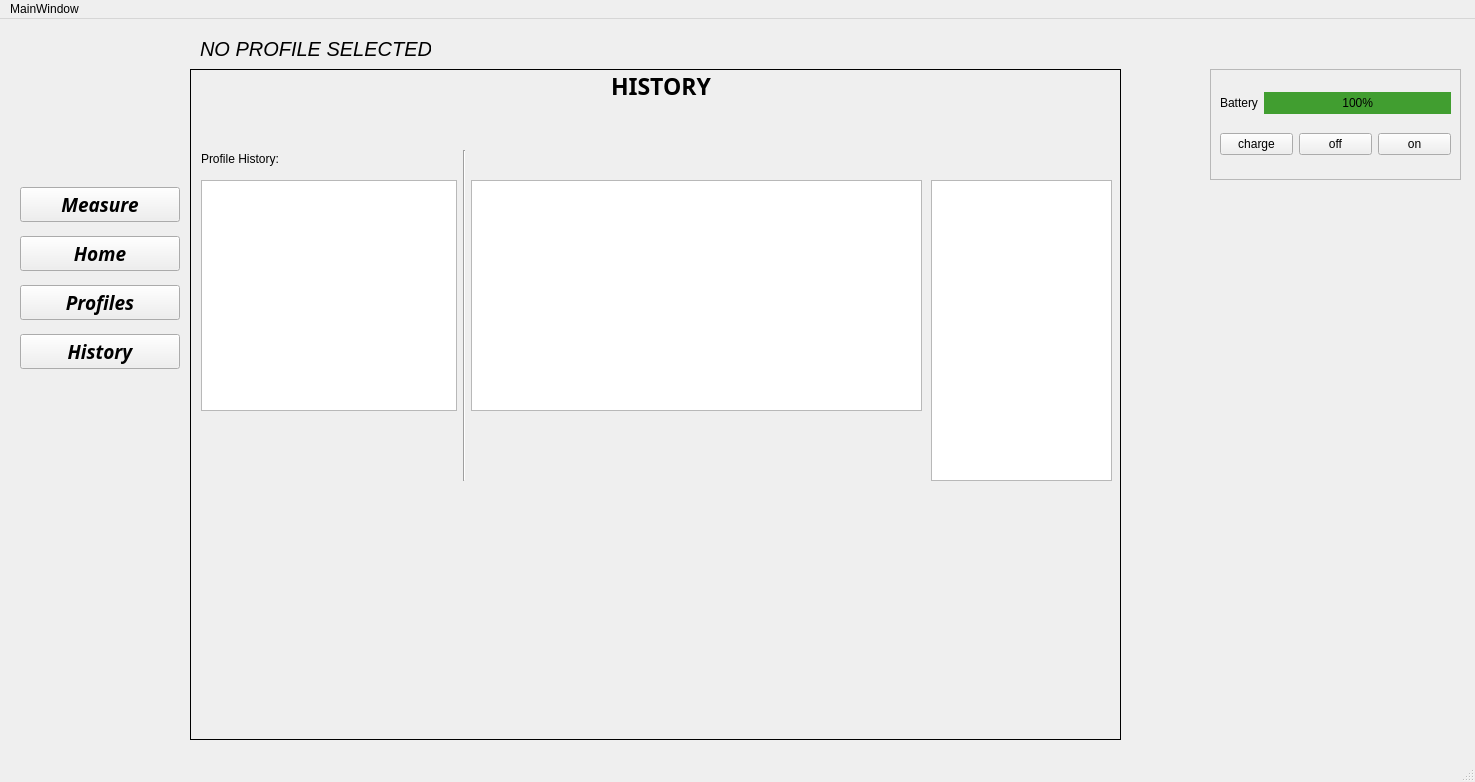
First picture: the form in mainwindow.ui, repository Shivewq/COMP3004FinalProject, before the edit.
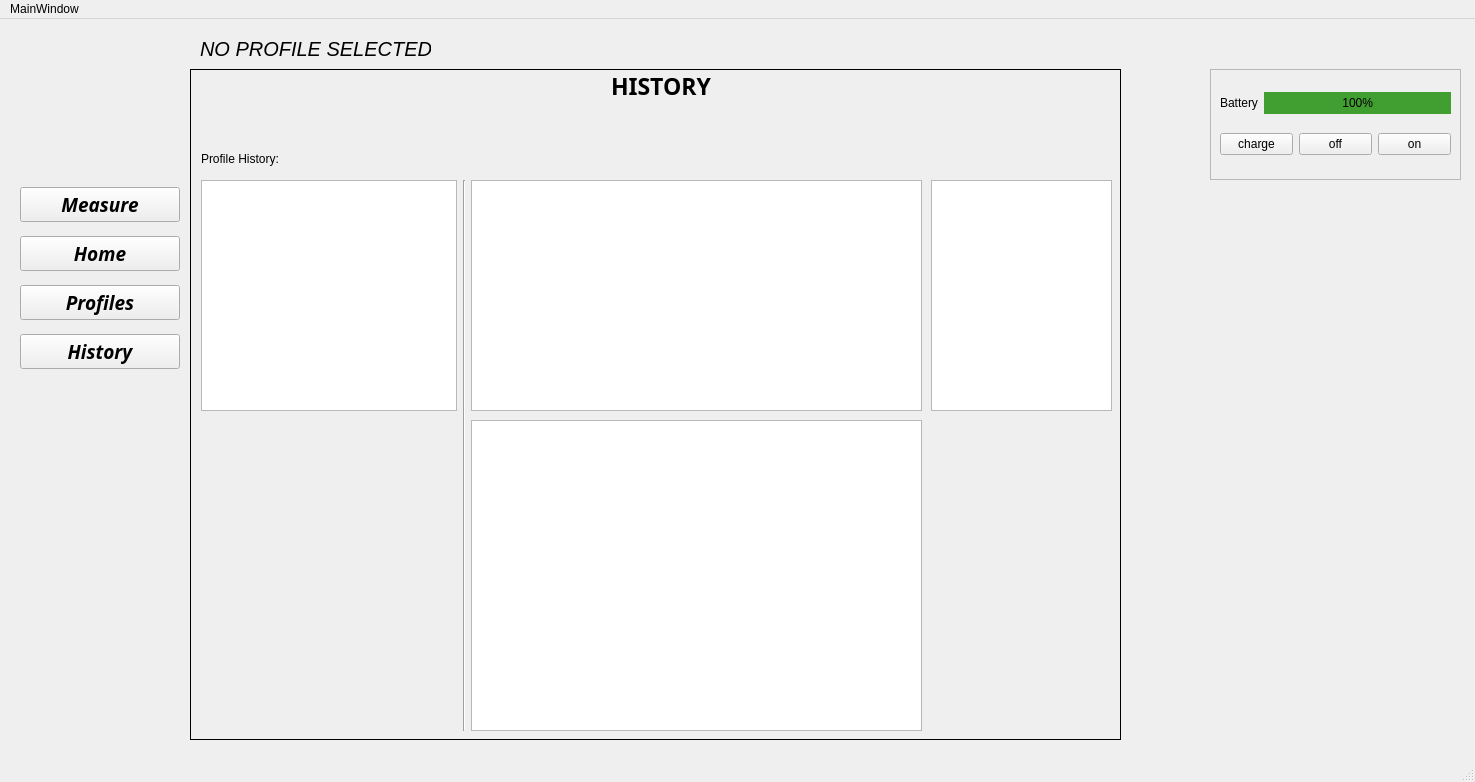
Second picture: the form after the edit. The open tabs and pages were chosen to show the change. Icons and pictures are not drawn. Custom widgets are drawn as their Qt base class.

Commit message: add polar chart for history

```diff
--- a/mainwindow.ui
+++ b/mainwindow.ui
@@ -1030,9 +1030,9 @@
       <property name="geometry">
        <rect>
         <x>263</x>
-        <y>80</y>
+        <y>110</y>
         <width>20</width>
-        <height>331</height>
+        <height>551</height>
        </rect>
       </property>
       <property name="orientation">
@@ -1055,7 +1055,7 @@
         <x>740</x>
         <y>110</y>
         <width>181</width>
-        <height>301</height>
+        <height>231</height>
        </rect>
       </property>
      </widget>
@@ -1090,6 +1090,16 @@
        <string/>
       </property>
      </widget>
+     <widget class="QChartView" name="polarGraph">
+      <property name="geometry">
+       <rect>
+        <x>280</x>
+        <y>350</y>
+        <width>451</width>
+        <height>311</height>
+       </rect>
+      </property>
+     </widget>
     </widget>
    </widget>
    <widget class="QWidget" name="verticalLayoutWidget">
```
Left out of the diff: 2 changed lines with no effect on the pictures. The commit also changes 2 other files.
